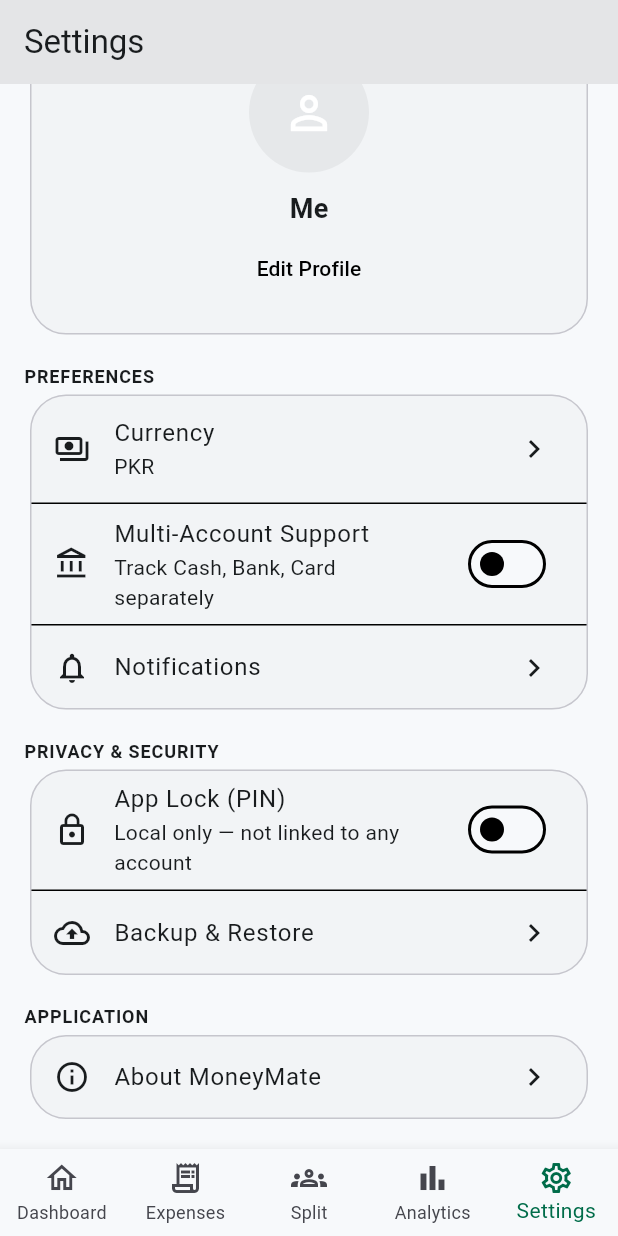
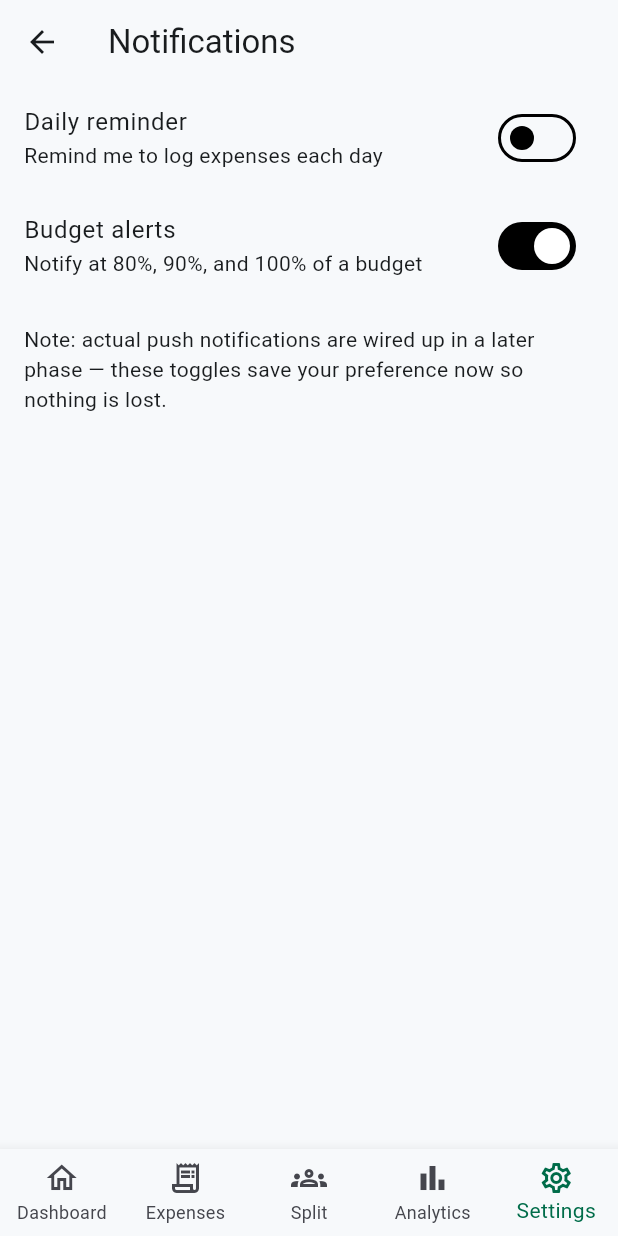
Before and after one commit to angelrider-dev/money_mate, a Flutter app: the SettingsScreen screen opened by its route, scrolled down 61 dp, after a tap on "Notifications", on a phone screen of 412 x 824 dp. Run offline on Flutter 3.47's test engine with Material 3 defaults, Android fonts, the phone set to English and light mode, and no system bars; our stand-ins replace drift, fl_chart, flutter_riverpod, go_router, image_picker, share_plus; missing offline and left inert: encrypt, file_selector; accounts and stored records are empty; generated files the repository leaves out were written again; Roboto replaces fonts that are missing (Manrope).

Commit message:
Fix drawer bug (shared scaffold key), wire up Notification Settings screen

```diff
--- a/lib/core/router/app_router.dart
+++ b/lib/core/router/app_router.dart
@@ -22,6 +22,7 @@ import '../../features/settings/main/settings_screen.dart';
 import '../../features/settings/profile/profile_edit_screen.dart';
 import '../../features/settings/backup/backup_restore_screen.dart';
 import '../../features/settings/about/about_screen.dart';
+import '../../features/settings/notifications/notification_settings_screen.dart';
 import '../../features/accounts/list/accounts_list_screen.dart';
 import '../../features/accounts/add_edit/add_edit_account_screen.dart';
 import '../../features/accounts/transfer/transfer_screen.dart';
@@ -127,6 +128,10 @@ final appRouter = GoRouter(
               path: 'about',
               builder: (context, state) => const AboutScreen(),
             ),
+            GoRoute(
+              path: 'notifications',
+              builder: (context, state) => const NotificationSettingsScreen(),
+            ),
           ],
         ),
         GoRoute(
--- a/lib/core/widgets/app_shell.dart
+++ b/lib/core/widgets/app_shell.dart
@@ -4,7 +4,16 @@ import 'package:go_router/go_router.dart';
 import '../theme/app_theme.dart';
 import '../../data/providers/repository_providers.dart';
 
-class AppShell extends StatelessWidget {
+/// FIX: each tab screen (Dashboard, Expenses, etc.) has its own nested
+/// Scaffold for its AppBar. Scaffold.of(context) inside those screens finds
+/// THAT Scaffold, not this outer one — so openDrawer() from a nested screen
+/// was silently doing nothing. This shared key targets the real Scaffold
+/// directly, regardless of which screen's menu button is tapped.
+final appScaffoldKeyProvider = Provider<GlobalKey<ScaffoldState>>((ref) {
+  return GlobalKey<ScaffoldState>();
+});
+
+class AppShell extends ConsumerWidget {
   final Widget child;
   const AppShell({super.key, required this.child});
 
@@ -17,11 +26,13 @@ class AppShell extends StatelessWidget {
   }
 
   @override
-  Widget build(BuildContext context) {
+  Widget build(BuildContext context, WidgetRef ref) {
     final location = GoRouterState.of(context).uri.toString();
     final currentIndex = _indexForLocation(location);
+    final scaffoldKey = ref.watch(appScaffoldKeyProvider);
 
     return Scaffold(
+      key: scaffoldKey,
       drawer: const AppDrawer(),
       body: child,
       bottomNavigationBar: BottomNavigationBar(
--- a/lib/features/dashboard/dashboard_screen.dart
+++ b/lib/features/dashboard/dashboard_screen.dart
@@ -2,6 +2,7 @@ import 'package:flutter/material.dart';
 import 'package:flutter_riverpod/flutter_riverpod.dart';
 import 'package:go_router/go_router.dart';
 import '../../core/theme/app_theme.dart';
+import '../../core/widgets/app_shell.dart';
 import '../../data/providers/expense_providers.dart';
 
 class DashboardScreen extends ConsumerWidget {
@@ -13,11 +14,9 @@ class DashboardScreen extends ConsumerWidget {
 
     return Scaffold(
       appBar: AppBar(
-        leading: Builder(
-          builder: (context) => IconButton(
-            icon: const Icon(Icons.menu),
-            onPressed: () => Scaffold.of(context).openDrawer(),
-          ),
+        leading: IconButton(
+          icon: const Icon(Icons.menu),
+          onPressed: () => ref.read(appScaffoldKeyProvider).currentState?.openDrawer(),
         ),
         title: const Text('MoneyMate'),
         actions: [
--- a/lib/features/expenses/list/expense_list_screen.dart
+++ b/lib/features/expenses/list/expense_list_screen.dart
@@ -3,6 +3,7 @@ import 'package:flutter_riverpod/flutter_riverpod.dart';
 import 'package:go_router/go_router.dart';
 import 'package:intl/intl.dart';
 import '../../../core/theme/app_theme.dart';
+import '../../../core/widgets/app_shell.dart';
 import '../../../data/providers/expense_providers.dart';
 import '../../../data/local/database.dart';
 
@@ -16,11 +17,9 @@ class ExpenseListScreen extends ConsumerWidget {
     return Scaffold(
       appBar: AppBar(
         title: const Text('Expenses'),
-        leading: Builder(
-          builder: (context) => IconButton(
-            icon: const Icon(Icons.menu),
-            onPressed: () => Scaffold.of(context).openDrawer(),
-          ),
+        leading: IconButton(
+          icon: const Icon(Icons.menu),
+          onPressed: () => ref.read(appScaffoldKeyProvider).currentState?.openDrawer(),
         ),
         actions: [
           IconButton(
--- a/lib/features/settings/main/settings_screen.dart
+++ b/lib/features/settings/main/settings_screen.dart
@@ -86,7 +86,7 @@ class SettingsScreen extends ConsumerWidget {
                   leading: const Icon(Icons.notifications_outlined),
                   title: const Text('Notifications'),
                   trailing: const Icon(Icons.chevron_right),
-                  onTap: () {},
+                  onTap: () => context.push('/settings/notifications'),
                 ),
               ],
             ),
--- /dev/null
+++ b/lib/features/settings/notifications/notification_settings_screen.dart
@@ -0,0 +1,78 @@
+import 'package:flutter/material.dart';
+import 'package:flutter_riverpod/flutter_riverpod.dart';
+import '../../../core/theme/app_theme.dart';
+import '../../../data/providers/database_provider.dart';
+import '../../../data/local/database.dart';
+import 'package:drift/drift.dart';
+
+// Simple key-value settings backed by AppSettings table.
+final _dailyReminderProvider = FutureProvider<bool>((ref) async {
+  final db = ref.watch(databaseProvider);
+  final row = await (db.select(db.appSettings)
+        ..where((s) => s.key.equals('notif_daily_reminder')))
+      .getSingleOrNull();
+  return row?.value == 'true';
+});
+
+final _budgetAlertsProvider = FutureProvider<bool>((ref) async {
+  final db = ref.watch(databaseProvider);
+  final row = await (db.select(db.appSettings)
+        ..where((s) => s.key.equals('notif_budget_alerts')))
+      .getSingleOrNull();
+  return (row?.value ?? 'true') == 'true'; // on by default
+});
+
+class NotificationSettingsScreen extends ConsumerWidget {
+  const NotificationSettingsScreen({super.key});
+
+  Future<void> _setFlag(WidgetRef ref, String key, bool value) async {
+    final db = ref.read(databaseProvider);
+    await db.into(db.appSettings).insertOnConflictUpdate(
+          AppSettingsCompanion.insert(key: key, value: value ? 'true' : 'false'),
+        );
+    ref.invalidate(_dailyReminderProvider);
+    ref.invalidate(_budgetAlertsProvider);
+  }
+
+  @override
+  Widget build(BuildContext context, WidgetRef ref) {
+    final dailyReminder = ref.watch(_dailyReminderProvider);
+    final budgetAlerts = ref.watch(_budgetAlertsProvider);
+
+    return Scaffold(
+      appBar: AppBar(title: const Text('Notifications')),
+      body: ListView(
+        children: [
+          dailyReminder.when(
+            data: (value) => SwitchListTile(
+              title: const Text('Daily reminder'),
+              subtitle: const Text('Remind me to log expenses each day'),
+              value: value,
+              onChanged: (v) => _setFlag(ref, 'notif_daily_reminder', v),
+            ),
+            loading: () => const ListTile(title: Text('Daily reminder')),
+            error: (e, _) => ListTile(title: Text('Error: $e')),
+          ),
+          budgetAlerts.when(
+            data: (value) => SwitchListTile(
+              title: const Text('Budget alerts'),
+              subtitle: const Text('Notify at 80%, 90%, and 100% of a budget'),
+              value: value,
+              onChanged: (v) => _setFlag(ref, 'notif_budget_alerts', v),
+            ),
+            loading: () => const ListTile(title: Text('Budget alerts')),
+            error: (e, _) => ListTile(title: Text('Error: $e')),
+          ),
+          const Padding(
+            padding: EdgeInsets.all(16),
+            child: Text(
+              'Note: actual push notifications are wired up in a later phase — '
+              'these toggles save your preference now so nothing is lost.',
+              style: AppTypography.bodyMd,
+            ),
+          ),
+        ],
+      ),
+    );
+  }
+}
```
